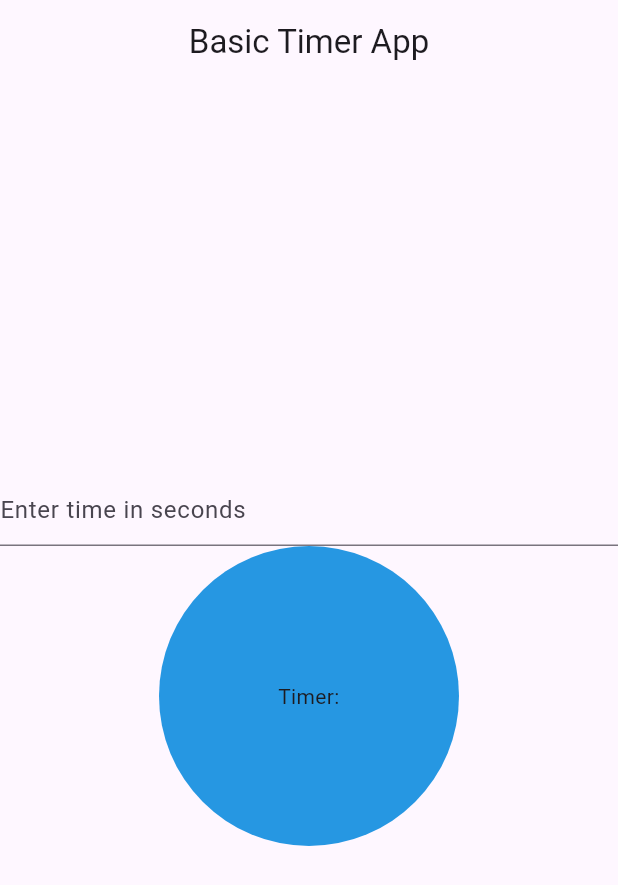
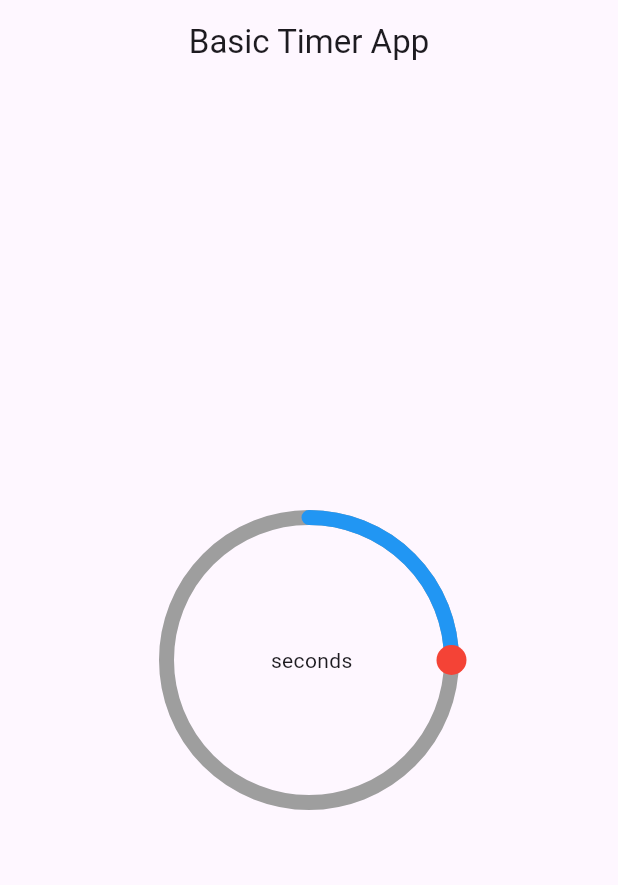
Before and after one commit to Ben-Vollrath/basic-timer-app, a Flutter app: the screen it shows after launch, on a phone screen of 412 x 824 dp. Shown: the top 885 px of the screen. Run offline on Flutter 3.47's test engine with Material 3 defaults, Android fonts, the light colour scheme and no system bars; drawn by our look-alikes of sleek_circular_slider.

Commit message:
Added circular slider to select time

```diff
--- a/lib/main.dart
+++ b/lib/main.dart
@@ -10,7 +10,7 @@ class MainApp extends StatelessWidget {
 
   @override
   Widget build(BuildContext context) {
-    return const MaterialApp(
+    return MaterialApp(
       home: HomePage()
     );
   }
--- a/lib/pages/home.dart
+++ b/lib/pages/home.dart
@@ -1,6 +1,7 @@
 import 'package:flutter/material.dart';
 import 'package:basic_timer_app/services/countdown_timer_service.dart';
 import 'package:flutter/widgets.dart';
+import 'package:sleek_circular_slider/sleek_circular_slider.dart';
 
 class HomePage extends StatefulWidget {
   const HomePage({super.key});
@@ -15,7 +16,7 @@ class _HomePageState extends State<HomePage> {
   final TextEditingController _controller = TextEditingController();
 
   void startTimer() {
-    int start = int.parse(_controller.text);
+    int start = int.parse(_current);
     _timerService.start(start, (int current) {
       setState(() {
         _current = current.toString();
@@ -27,17 +28,35 @@ class _HomePageState extends State<HomePage> {
   Widget build(BuildContext context) {
     return Scaffold(
       appBar: appBar(),
-      body: Column(
+      body: timer(),
+    );
+  }
+
+  Center timer() {
+    return Center(
+      child: Column(
         mainAxisAlignment: MainAxisAlignment.center,
         children: [
-          TextField(
-          controller: _controller,
-          keyboardType: TextInputType.number,
-          decoration: InputDecoration(
-            hintText: 'Enter time in seconds',
+          SleekCircularSlider(
+          min: 0,
+          max: 200,
+          onChange: (double value) {
+            _current = value.toInt().toString();
+          },
+          appearance: CircularSliderAppearance(
+            startAngle: 270,
+            angleRange: 360,
+            size: 200,
+            customWidths: CustomSliderWidths(progressBarWidth: 10, trackWidth: 10, handlerSize: 10),
+            customColors: CustomSliderColors(
+              progressBarColor: Colors.blue,
+              trackColor: Colors.grey,
+              dotColor: Colors.red,
+            ),
           ),
-        ),
-        GestureDetector(
+          innerWidget: (double value) {
+            return Center(
+              child: GestureDetector(
           onTap: () {
             if(_timerService.isRunning()) {
               _timerService.cancel();
@@ -47,21 +66,23 @@ class _HomePageState extends State<HomePage> {
             }
           },
           child: Container(
-            width: 200,
-            height: 200,
+            width: 100,
+            height: 100,
             decoration: const BoxDecoration(
-              color: Color.fromARGB(255, 38, 151, 226),
+              color: Colors.transparent,
               shape: BoxShape.circle,
             ),
             child: Center(
               child: Text(
-                'Timer: $_current',
+                '$_current seconds',
                 textAlign: TextAlign.center,
               ),
             ),
           ),
         ),
-
+            );
+          }
+          )
         ],
       ),
     );
--- /dev/null
+++ b/lib/utils.dart
@@ -0,0 +1,13 @@
+import 'package:flutter/material.dart';
+
+class HexColor extends Color {
+  static int _getColorFromHex(String hexColor) {
+    hexColor = hexColor.toUpperCase().replaceAll('#', '');
+    if (hexColor.length == 6) {
+      hexColor = 'FF' + hexColor;
+    }
+    return int.parse(hexColor, radix: 16);
+  }
+
+  HexColor(final String hexColor) : super(_getColorFromHex(hexColor));
+}
```
